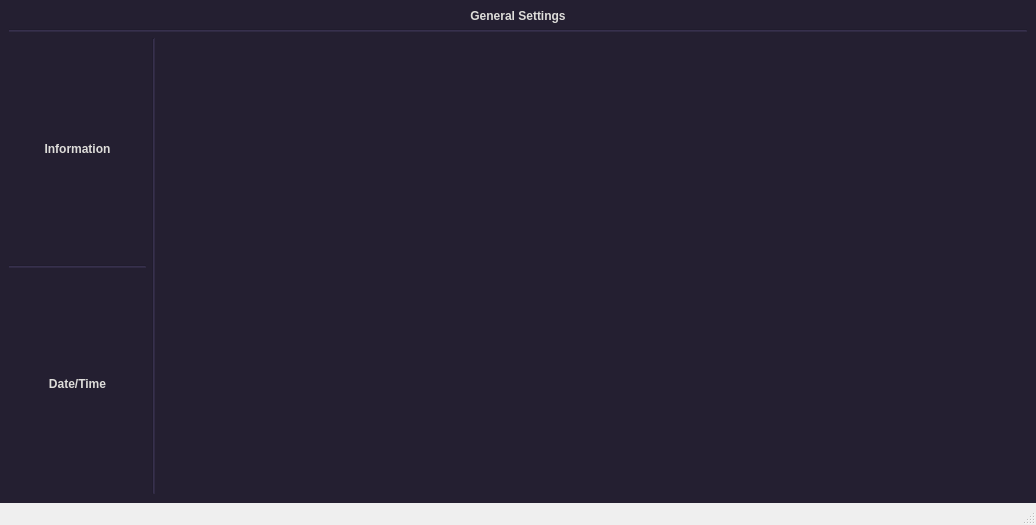
This is Infotainment-System-UI/informative_app.ui in ItzEnigma/infotainment-system as Qt 5 draws it before an edit. The edited form follows.
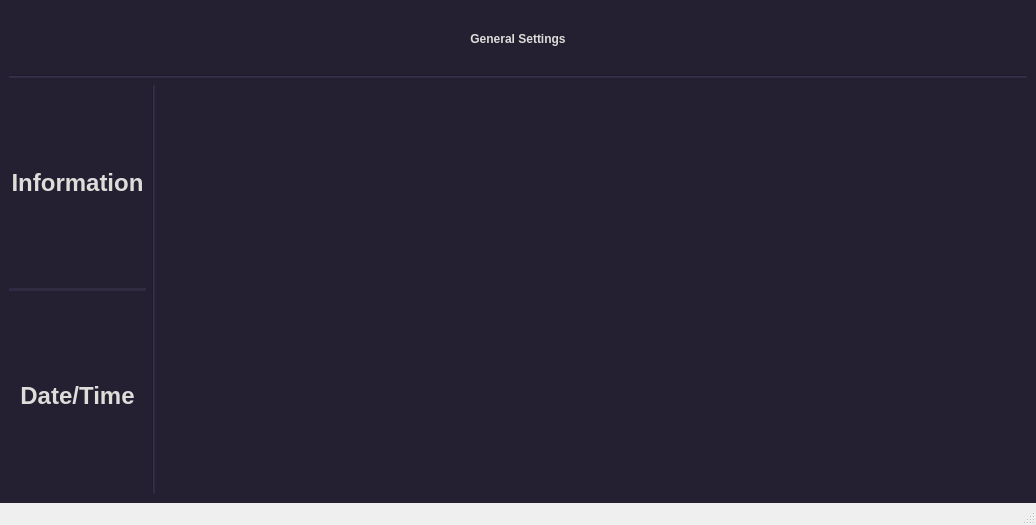
This is the edited form.

Commit message: Modifying SideBar Layout

Diff of the .ui file:
```diff
--- a/Infotainment-System-UI/informative_app.ui
+++ b/Infotainment-System-UI/informative_app.ui
@@ -72,6 +72,9 @@
     </item>
     <item row="2" column="0">
      <layout class="QVBoxLayout" name="verticalLayout_3">
+      <property name="sizeConstraint">
+       <enum>QLayout::SetFixedSize</enum>
+      </property>
       <item>
        <widget class="QPushButton" name="information">
         <property name="sizePolicy">
@@ -80,14 +83,25 @@
           <verstretch>50</verstretch>
          </sizepolicy>
         </property>
+        <property name="maximumSize">
+         <size>
+          <width>140</width>
+          <height>16777215</height>
+         </size>
+        </property>
         <property name="styleSheet">
-         <string notr="true">background-color: #241F31;
-border:transparent;
-font: 18pt &quot;Ubuntu&quot;;
-font-weight: bold;
-color: rgb(222, 221, 218);
+         <string notr="true">QPushButton#information:pressed{
+	background-color:#1e1928;
+	color:#dedec8;
+}
 
-</string>
+QPushButton#information{
+	background-color: #241F31;
+	border:transparent;
+	font: 18pt ;
+	font-weight: bold;
+	color: rgb(222, 221, 218);
+}</string>
         </property>
         <property name="text">
          <string>Information</string>
@@ -97,7 +111,9 @@
       <item>
        <widget class="QFrame" name="buttonsBreak">
         <property name="styleSheet">
-         <string notr="true">background-color:#302A43;</string>
+         <string notr="true">background-color:#302A43;
+border : 2px solid #302A43;
+border-radius: 10px;</string>
         </property>
         <property name="frameShape">
          <enum>QFrame::HLine</enum>
@@ -115,12 +131,25 @@
           <verstretch>50</verstretch>
          </sizepolicy>
         </property>
+        <property name="maximumSize">
+         <size>
+          <width>140</width>
+          <height>16777215</height>
+         </size>
+        </property>
         <property name="styleSheet">
-         <string notr="true">background-color: #241F31;
-border:transparent;
-font: 18pt &quot;Ubuntu&quot;;
-font-weight: bold;
-color: rgb(222, 221, 218);
+         <string notr="true">QPushButton#dateTime:pressed{
+	background-color:#1e1928;
+	color:#dedec8;
+}
+
+QPushButton#dateTime{
+	background-color: #241F31;
+	border:transparent;
+	font: 18pt ;
+	font-weight: bold;
+	color: rgb(222, 221, 218);
+}
 
 </string>
         </property>
@@ -175,6 +204,36 @@
       </layout>
      </widget>
     </item>
+    <item row="0" column="0" colspan="3">
+     <widget class="QLabel" name="label">
+      <property name="minimumSize">
+       <size>
+        <width>0</width>
+        <height>60</height>
+       </size>
+      </property>
+      <property name="baseSize">
+       <size>
+        <width>0</width>
+        <height>0</height>
+       </size>
+      </property>
+      <property name="styleSheet">
+       <string notr="true">color: rgb(222, 221, 218);
+gridline-color: rgb(255, 255, 255);
+font: 75 26pt &quot;Ubuntu&quot;;
+font-weight: bold;
+
+</string>
+      </property>
+      <property name="text">
+       <string>General Settings</string>
+      </property>
+      <property name="alignment">
+       <set>Qt::AlignCenter</set>
+      </property>
+     </widget>
+    </item>
    </layout>
   </widget>
   <widget class="QMenuBar" name="menubar">
```
Left out of the diff: 60 changed lines with no effect on the pictures. The commit also changes 2 other files.
